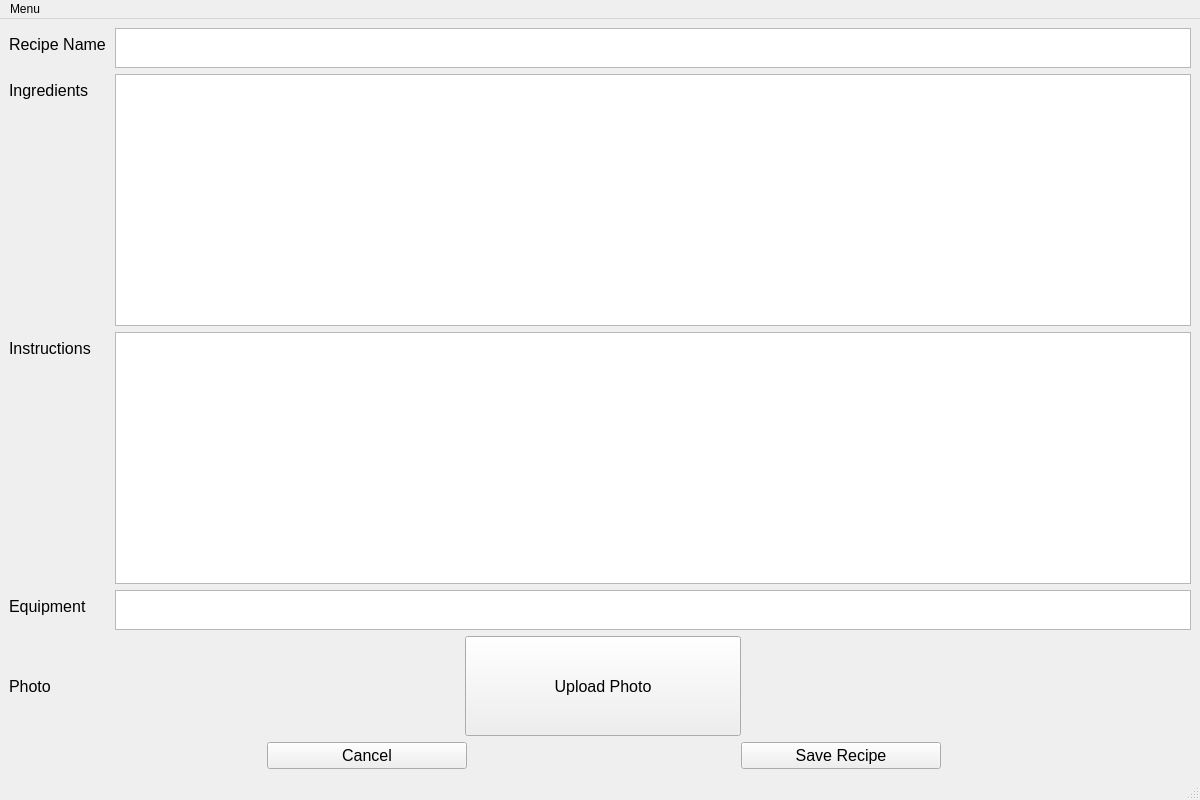
First picture: the form in recipe_editor.ui, repository sgomez14/team-cook2, before the edit.
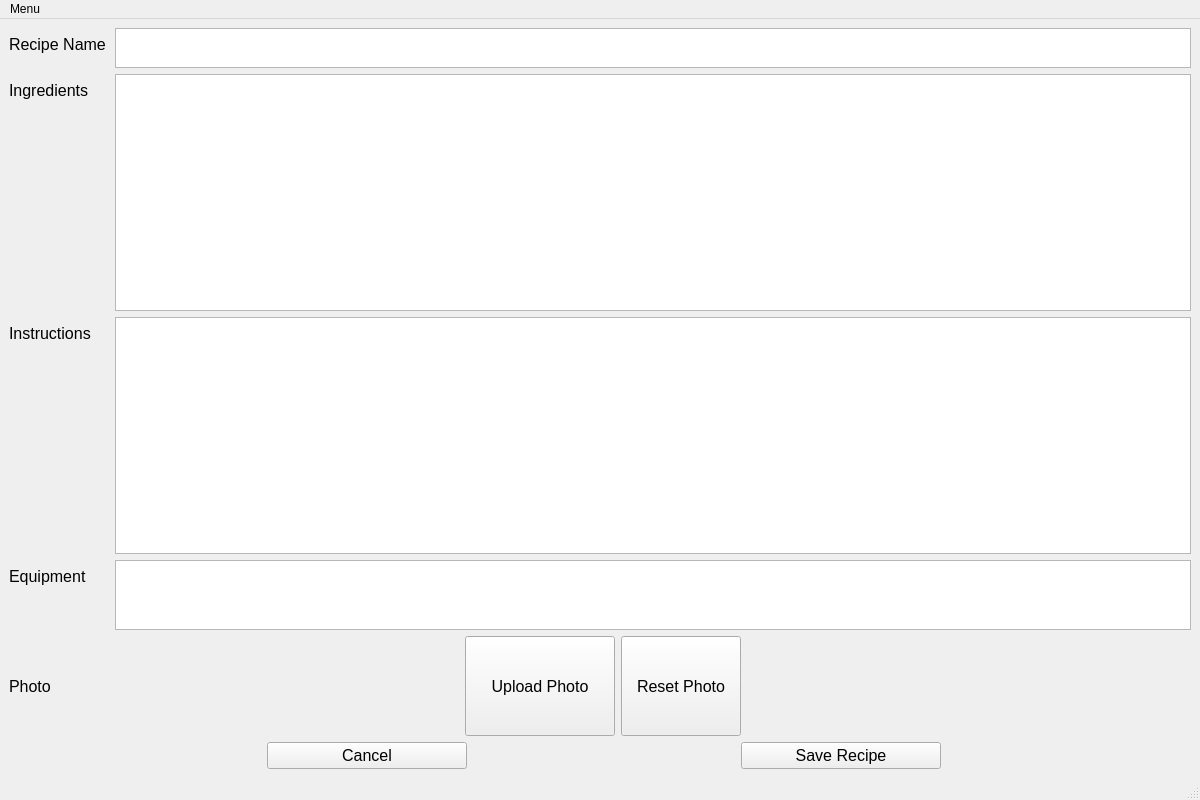
Second picture: the form after the edit. Icons and pictures are not drawn.

```diff
--- a/recipe_editor.ui
+++ b/recipe_editor.ui
@@ -169,7 +169,7 @@
         <property name="maximumSize">
          <size>
           <width>16777215</width>
-          <height>40</height>
+          <height>70</height>
          </size>
         </property>
         <property name="font">
@@ -236,14 +236,20 @@
         <item>
          <widget class="QPushButton" name="uploadButton">
           <property name="sizePolicy">
-           <sizepolicy hsizetype="Maximum" vsizetype="Maximum">
+           <sizepolicy hsizetype="Fixed" vsizetype="Maximum">
             <horstretch>0</horstretch>
             <verstretch>0</verstretch>
            </sizepolicy>
           </property>
+          <property name="minimumSize">
+           <size>
+            <width>150</width>
+            <height>0</height>
+           </size>
+          </property>
           <property name="maximumSize">
            <size>
-            <width>300</width>
+            <width>150</width>
             <height>100</height>
            </size>
           </property>
@@ -268,6 +274,36 @@
           </property>
          </widget>
         </item>
+        <item>
+         <widget class="QPushButton" name="resetPhotoButton">
+          <property name="sizePolicy">
+           <sizepolicy hsizetype="Fixed" vsizetype="Maximum">
+            <horstretch>0</horstretch>
+            <verstretch>0</verstretch>
+           </sizepolicy>
+          </property>
+          <property name="minimumSize">
+           <size>
+            <width>100</width>
+            <height>0</height>
+           </size>
+          </property>
+          <property name="maximumSize">
+           <size>
+            <width>150</width>
+            <height>100</height>
+           </size>
+          </property>
+          <property name="font">
+           <font>
+            <pointsize>12</pointsize>
+           </font>
+          </property>
+          <property name="text">
+           <string>Reset Photo</string>
+          </property>
+         </widget>
+        </item>
         <item>
          <spacer name="horizontalSpacer_3">
           <property name="orientation">
```
